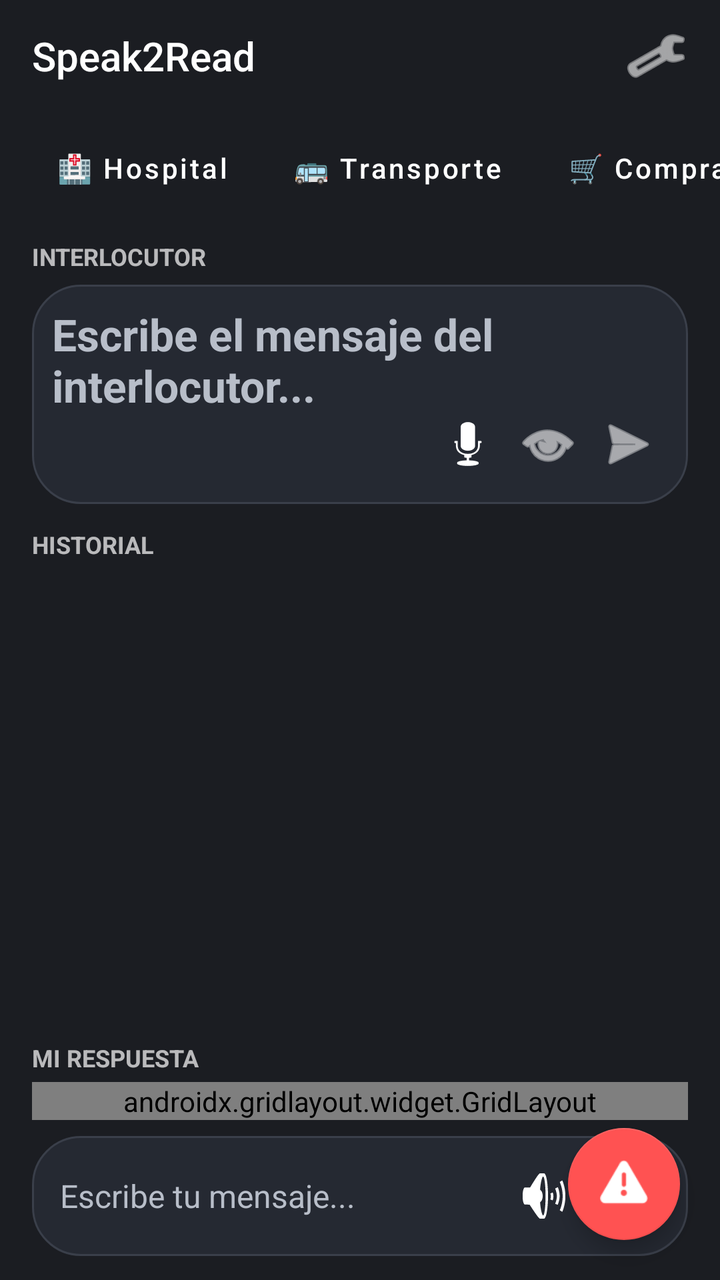
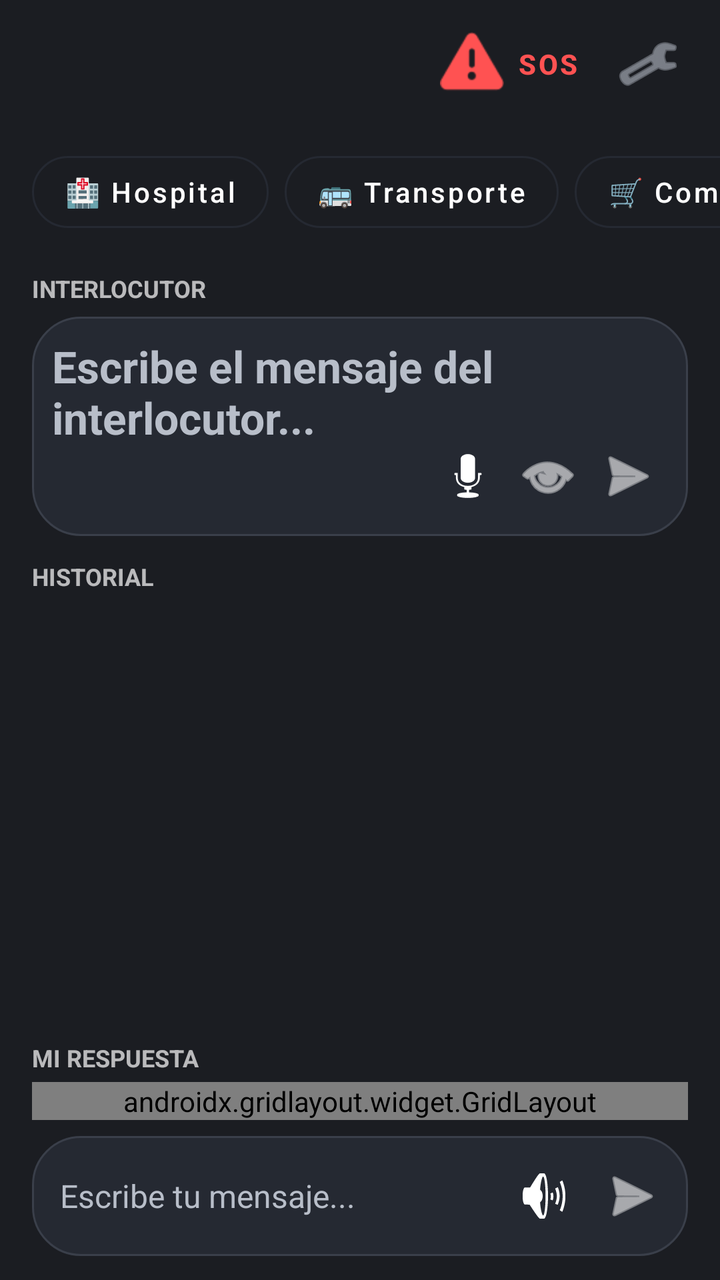

Before-and-after screenshots of an Android layout around one commit, followed by the original layout XML and the change that was made.
<!-- AndroidManifest.xml: activity theme Theme.Speak2Read -->
<!-- res/layout/activity_home.xml -->
<?xml version="1.0" encoding="utf-8"?>
<FrameLayout
    xmlns:android="http://schemas.android.com/apk/res/android"
    xmlns:app="http://schemas.android.com/apk/res-auto"
    xmlns:tools="http://schemas.android.com/tools"
    android:layout_width="match_parent"
    android:layout_height="match_parent"
    android:fitsSystemWindows="true"
    android:background="@color/s2r_background">

    <LinearLayout
        android:layout_width="match_parent"
        android:layout_height="match_parent"
        android:orientation="vertical">

        <Toolbar
            android:id="@+id/toolbar"
            android:layout_width="match_parent"
            android:layout_height="?attr/actionBarSize"
            android:background="@color/s2r_background"
            android:contentInsetStart="16dp"
            android:contentInsetEnd="12dp"
            android:title="@string/home_title"
            android:titleTextColor="@color/s2r_text_primary">

            <ImageButton
                android:id="@+id/btnSettings"
                android:layout_width="40dp"
                android:layout_height="40dp"
                android:layout_gravity="end|center_vertical"
                android:background="?attr/selectableItemBackgroundBorderless"
                android:contentDescription="@string/settings"
                android:padding="8dp"
                android:src="@android:drawable/ic_menu_manage"
                app:tint="@color/s2r_text_primary" />
        </Toolbar>

        
        <HorizontalScrollView
            android:layout_width="match_parent"
            android:layout_height="wrap_content"
            android:scrollbars="none"
            android:paddingVertical="4dp">

            <LinearLayout
                android:layout_width="wrap_content"
                android:layout_height="wrap_content"
                android:orientation="horizontal"
                android:paddingHorizontal="12dp">

                <com.google.android.material.button.MaterialButton
                    android:id="@+id/btnHospital"
                    style="@style/Widget.MaterialComponents.Button.TextButton"
                    android:layout_width="wrap_content"
                    android:layout_height="48dp"
                    android:text="🏥 Hospital"
                    android:textAllCaps="false"
                    android:textColor="@color/s2r_text_primary"
                    android:paddingHorizontal="16dp"
                    app:rippleColor="#33FFFFFF"/>

                <com.google.android.material.button.MaterialButton
                    android:id="@+id/btnTransporte"
                    style="@style/Widget.MaterialComponents.Button.TextButton"
                    android:layout_width="wrap_content"
                    android:layout_height="48dp"
                    android:text="🚌 Transporte"
                    android:textAllCaps="false"
                    android:textColor="@color/s2r_text_primary"
                    android:paddingHorizontal="16dp"
                    app:rippleColor="#33FFFFFF"/>

                <com.google.android.material.button.MaterialButton
                    android:id="@+id/btnCompras"
                    style="@style/Widget.MaterialComponents.Button.TextButton"
                    android:layout_width="wrap_content"
                    android:layout_height="48dp"
                    android:text="🛒 Compras"
                    android:textAllCaps="false"
                    android:textColor="@color/s2r_text_primary"
                    android:paddingHorizontal="16dp"
                    app:rippleColor="#33FFFFFF"/>

                <com.google.android.material.button.MaterialButton
                    android:id="@+id/btnEmergencia"
                    style="@style/Widget.MaterialComponents.Button.TextButton"
                    android:layout_width="wrap_content"
                    android:layout_height="48dp"
                    android:text="🚨 Emergencia"
                    android:textAllCaps="false"
                    android:textColor="@color/s2r_text_primary"
                    android:paddingHorizontal="16dp"
                    app:rippleColor="#33FFFFFF"/>

                <com.google.android.material.button.MaterialButton
                    android:id="@+id/btnPersonalizado"
                    style="@style/Widget.MaterialComponents.Button.TextButton"
                    android:layout_width="wrap_content"
                    android:layout_height="48dp"
                    android:text="⭐ Personalizado"
                    android:textAllCaps="false"
                    android:textColor="@color/s2r_text_primary"
                    android:paddingHorizontal="16dp"
                    app:rippleColor="#33FFFFFF"/>

            </LinearLayout>
        </HorizontalScrollView>

        
        <LinearLayout
            android:id="@+id/transcriptionContainer"
            android:layout_width="match_parent"
            android:layout_height="140dp"
            android:orientation="vertical"
            android:paddingHorizontal="16dp"
            android:paddingTop="8dp">

            <TextView
                android:layout_width="wrap_content"
                android:layout_height="wrap_content"
                android:text="@string/label_interlocutor"
                android:textColor="@color/s2r_text_primary"
                android:textStyle="bold"
                android:textSize="12sp"
                android:textAllCaps="true"
                android:alpha="0.7"/>

            <FrameLayout
                android:layout_width="match_parent"
                android:layout_height="match_parent"
                android:layout_marginTop="6dp"
                android:background="@drawable/bg_input_container"
                android:padding="10dp">

                <EditText
                    android:id="@+id/etTranscription"
                    android:layout_width="match_parent"
                    android:layout_height="match_parent"
                    android:background="@android:color/transparent"
                    android:hint="@string/interlocutor_hint"
                    android:importantForAutofill="no"
                    android:inputType="textMultiLine"
                    android:gravity="top"
                    android:textColor="@color/s2r_text_primary"
                    android:textColorHint="@color/s2r_text_secondary"
                    android:textSize="22sp"
                    android:textStyle="bold" />

                <LinearLayout
                    android:layout_width="wrap_content"
                    android:layout_height="wrap_content"
                    android:layout_gravity="bottom|end"
                    android:orientation="horizontal">

                    <ImageButton
                        android:id="@+id/btnMicTranscription"
                        android:layout_width="40dp"
                        android:layout_height="40dp"
                        android:background="?android:attr/selectableItemBackgroundBorderless"
                        android:contentDescription="@string/microfono"
                        android:src="@android:drawable/ic_btn_speak_now"
                        app:tint="@color/s2r_text_primary" />

                    <ImageButton
                        android:id="@+id/btnFullscreenTranscription"
                        android:layout_width="40dp"
                        android:layout_height="40dp"
                        android:background="?android:attr/selectableItemBackgroundBorderless"
                        android:contentDescription="@string/fullscreen_transcription"
                        android:src="@android:drawable/ic_menu_view"
                        app:tint="@color/s2r_text_primary" />

                    <ImageButton
                        android:id="@+id/btnSendTranscription"
                        android:layout_width="40dp"
                        android:layout_height="40dp"
                        android:background="?android:attr/selectableItemBackgroundBorderless"
                        android:contentDescription="@string/send_message"
                        android:src="@android:drawable/ic_menu_send"
                        app:tint="@color/s2r_text_primary" />
                </LinearLayout>
            </FrameLayout>
        </LinearLayout>

        
        <LinearLayout
            android:layout_width="match_parent"
            android:layout_height="0dp"
            android:layout_weight="1"
            android:orientation="vertical"
            android:paddingHorizontal="16dp"
            android:paddingTop="12dp">

            <TextView
                android:layout_width="wrap_content"
                android:layout_height="wrap_content"
                android:text="@string/label_historial"
                android:textColor="@color/s2r_text_primary"
                android:textStyle="bold"
                android:textSize="12sp"
                android:textAllCaps="true"
                android:alpha="0.7"/>

            <androidx.recyclerview.widget.RecyclerView
                android:id="@+id/recyclerChat"
                android:layout_width="match_parent"
                android:layout_height="match_parent"
                android:clipToPadding="false"
                android:paddingVertical="8dp"
                tools:listitem="@android:layout/simple_list_item_1" />
        </LinearLayout>

        
        <LinearLayout
            android:id="@+id/bottomArea"
            android:layout_width="match_parent"
            android:layout_height="wrap_content"
            android:orientation="vertical"
            android:paddingHorizontal="16dp"
            android:paddingBottom="12dp"
            android:background="@color/s2r_background">

            <TextView
                android:layout_width="wrap_content"
                android:layout_height="wrap_content"
                android:text="@string/label_mi_respuesta"
                android:textColor="@color/s2r_text_primary"
                android:textStyle="bold"
                android:textSize="12sp"
                android:textAllCaps="true"
                android:alpha="0.7"/>

            <androidx.gridlayout.widget.GridLayout
                android:id="@+id/quickReplyGrid"
                android:layout_width="match_parent"
                android:layout_height="wrap_content"
                android:layout_marginTop="4dp"
                app:columnCount="2"
                app:alignmentMode="alignMargins">

                <com.google.android.material.card.MaterialCardView
                    android:id="@+id/qr_si"
                    android:layout_width="0dp"
                    android:layout_height="wrap_content"
                    app:layout_columnWeight="1"
                    android:layout_margin="4dp"
                    app:cardBackgroundColor="@color/s2r_surface"
                    app:cardCornerRadius="12dp"
                    app:strokeColor="@color/s2r_accent"
                    app:strokeWidth="1dp">
                    <TextView
                        android:id="@+id/tvQr1"
                        android:layout_width="match_parent"
                        android:layout_height="wrap_content"
                        android:padding="12dp"
                        android:text="Sí"
                        android:textColor="@color/s2r_text_primary"
                        android:textSize="14sp"
                        android:gravity="center" />
                </com.google.android.material.card.MaterialCardView>

                <com.google.android.material.card.MaterialCardView
                    android:id="@+id/qr_no"
                    android:layout_width="0dp"
                    android:layout_height="wrap_content"
                    app:layout_columnWeight="1"
                    android:layout_margin="4dp"
                    app:cardBackgroundColor="@color/s2r_surface"
                    app:cardCornerRadius="12dp"
                    app:strokeColor="@color/s2r_accent"
                    app:strokeWidth="1dp">
                    <TextView
                        android:id="@+id/tvQr2"
                        android:layout_width="match_parent"
                        android:layout_height="wrap_content"
                        android:padding="12dp"
                        android:text="No"
                        android:textColor="@color/s2r_text_primary"
                        android:textSize="14sp"
                        android:gravity="center" />
                </com.google.android.material.card.MaterialCardView>

                <com.google.android.material.card.MaterialCardView
                    android:id="@+id/qr_repite"
                    android:layout_width="0dp"
                    android:layout_height="wrap_content"
                    app:layout_columnWeight="1"
                    android:layout_margin="4dp"
                    app:cardBackgroundColor="@color/s2r_surface"
                    app:cardCornerRadius="12dp"
                    app:strokeColor="@color/s2r_accent"
                    app:strokeWidth="1dp">
                    <TextView
                        android:id="@+id/tvQr3"
                        android:layout_width="match_parent"
                        android:layout_height="wrap_content"
                        android:padding="12dp"
                        android:text="Repite"
                        android:textColor="@color/s2r_text_primary"
                        android:textSize="14sp"
                        android:gravity="center" />
                </com.google.android.material.card.MaterialCardView>

                <com.google.android.material.card.MaterialCardView
                    android:id="@+id/qr_ayuda"
                    android:layout_width="0dp"
                    android:layout_height="wrap_content"
                    app:layout_columnWeight="1"
                    android:layout_margin="4dp"
                    app:cardBackgroundColor="@color/s2r_surface"
                    app:cardCornerRadius="12dp"
                    app:strokeColor="@color/s2r_accent"
                    app:strokeWidth="1dp">
                    <TextView
                        android:id="@+id/tvQr4"
                        android:layout_width="match_parent"
                        android:layout_height="wrap_content"
                        android:padding="12dp"
                        android:text="Ayuda"
                        android:textColor="@color/s2r_text_primary"
                        android:textSize="14sp"
                        android:gravity="center" />
                </com.google.android.material.card.MaterialCardView>
            </androidx.gridlayout.widget.GridLayout>

            <LinearLayout
                android:id="@+id/inputArea"
                android:layout_width="match_parent"
                android:layout_height="wrap_content"
                android:layout_marginTop="8dp"
                android:background="@drawable/bg_input_container"
                android:gravity="center_vertical"
                android:orientation="horizontal"
                android:padding="6dp">

                <EditText
                    android:id="@+id/etMessage"
                    android:layout_width="0dp"
                    android:layout_height="wrap_content"
                    android:layout_weight="1"
                    android:background="@android:color/transparent"
                    android:hint="@string/user_message_hint"
                    android:importantForAutofill="no"
                    android:inputType="textMultiLine"
                    android:maxLines="3"
                    android:minHeight="48dp"
                    android:paddingHorizontal="8dp"
                    android:textColor="@color/s2r_text_primary"
                    android:textColorHint="@color/s2r_text_secondary"
                    android:textSize="16sp" />

                <ImageButton
                    android:id="@+id/btnSpeaker"
                    android:layout_width="44dp"
                    android:layout_height="44dp"
                    android:background="?attr/selectableItemBackgroundBorderless"
                    android:contentDescription="@string/altavoz"
                    android:padding="8dp"
                    android:src="@android:drawable/ic_lock_silent_mode_off"
                    app:tint="@color/s2r_text_primary" />

                <ImageButton
                    android:id="@+id/btnSendMessage"
                    android:layout_width="44dp"
                    android:layout_height="44dp"
                    android:background="?attr/selectableItemBackgroundBorderless"
                    android:contentDescription="@string/send_message"
                    android:padding="8dp"
                    android:src="@android:drawable/ic_menu_send"
                    app:tint="@color/s2r_text_primary" />
            </LinearLayout>
        </LinearLayout>
    </LinearLayout>

    
    <com.google.android.material.floatingactionbutton.FloatingActionButton
        android:id="@+id/fabEmergencyHelp"
        android:layout_width="wrap_content"
        android:layout_height="wrap_content"
        android:layout_gravity="bottom|end"
        android:layout_margin="20dp"
        android:contentDescription="@string/fab_ayuda"
        app:backgroundTint="@color/s2r_alert"
        app:srcCompat="@android:drawable/ic_dialog_alert"
        app:tint="@android:color/white" />

    
    <LinearLayout
        android:id="@+id/emergencyOverlay"
        android:layout_width="match_parent"
        android:layout_height="match_parent"
        android:background="#CCFF0000"
        android:gravity="center"
        android:orientation="vertical"
        android:visibility="gone">

        <ImageView
            android:id="@+id/imgWarning"
            android:layout_width="120dp"
            android:layout_height="120dp"
            android:contentDescription="@string/emergency_detected"
            android:src="@android:drawable/stat_sys_warning"
            android:tint="@android:color/white" />

        <TextView
            android:layout_width="wrap_content"
            android:layout_height="wrap_content"
            android:layout_marginTop="24dp"
            android:text="@string/emergency_detected"
            android:textColor="@android:color/white"
            android:textSize="24sp"
            android:textStyle="bold" />

        <Button
            android:id="@+id/btnAcknowledge"
            android:layout_width="wrap_content"
            android:layout_height="wrap_content"
            android:layout_marginTop="32dp"
            android:text="@string/dialog_accept" />
    </LinearLayout>

</FrameLayout>
<!-- resources referenced by this layout -->
<resources>
  <color name="s2r_accent">#7CB4FF</color>
  <color name="s2r_alert">#FF5252</color>
  <color name="s2r_background">#1B1D22</color>
  <color name="s2r_surface">#252932</color>
  <color name="s2r_text_primary">#FFFFFF</color>
  <color name="s2r_text_secondary">#B8BEC9</color>
  <!-- drawable bg_input_container (drawable) -->
  <?xml version="1.0" encoding="utf-8"?>
  <shape xmlns:android="http://schemas.android.com/apk/res/android">
      <solid android:color="@color/s2r_surface"/>
      <corners android:radius="24dp"/>
      <stroke
          android:width="1dp"
          android:color="#3A3F4A"/>
  </shape>
  <string name="altavoz">Altavoz</string>
  <string name="dialog_accept">Aceptar</string>
  <string name="emergency_detected">EMERGENCIA DETECTADA</string>
  <string name="fab_ayuda">🚨 AYUDA</string>
  <string name="fullscreen_transcription">Pantalla completa</string>
  <string name="home_title">Speak2Read</string>
  <string name="interlocutor_hint">Escribe el mensaje del interlocutor...</string>
  <string name="label_historial">HISTORIAL</string>
  <string name="label_interlocutor">INTERLOCUTOR</string>
  <string name="label_mi_respuesta">MI RESPUESTA</string>
  <string name="microfono">Microfono</string>
  <string name="send_message">Enviar</string>
  <string name="settings">Configuracion</string>
  <string name="user_message_hint">Escribe tu mensaje...</string>
  <style name="Theme.Speak2Read" parent="Theme.MaterialComponents.DayNight.NoActionBar">
          <item name="colorPrimary">@color/s2r_bubble_usuario</item>
          <item name="colorPrimaryVariant">@color/s2r_bubble_usuario</item>
          <item name="colorOnPrimary">@color/white</item>
          <item name="android:windowBackground">@color/s2r_background</item>
          <item name="android:colorBackground">@color/s2r_background</item>
          <item name="android:textColorPrimary">@color/s2r_text_primary</item>
          <item name="android:textColor">@color/s2r_text_primary</item>
      </style>
  <color name="s2r_bubble_usuario">#4F8CFF</color>
  <color name="white">#FFFFFFFF</color>
</resources>

<!-- the commit's change to res/layout/activity_home.xml (unified diff, before → after) -->
@@ -16,92 +16,115 @@
         <Toolbar
             android:id="@+id/toolbar"
             android:layout_width="match_parent"
-            android:layout_height="?attr/actionBarSize"
+            android:layout_height="64dp"
             android:background="@color/s2r_background"
             android:contentInsetStart="16dp"
             android:contentInsetEnd="12dp"
-            android:title="@string/home_title"
-            android:titleTextColor="@color/s2r_text_primary">
-
-            <ImageButton
-                android:id="@+id/btnSettings"
-                android:layout_width="40dp"
-                android:layout_height="40dp"
-                android:layout_gravity="end|center_vertical"
-                android:background="?attr/selectableItemBackgroundBorderless"
-                android:contentDescription="@string/settings"
-                android:padding="8dp"
-                android:src="@android:drawable/ic_menu_manage"
-                app:tint="@color/s2r_text_primary" />
+            app:title="@string/home_title"
+            app:titleTextColor="@color/s2r_text_primary">
+
+            <LinearLayout
+                android:layout_width="wrap_content"
+                android:layout_height="match_parent"
+                android:layout_gravity="end"
+                android:gravity="center_vertical"
+                android:orientation="horizontal">
+
+                <com.google.android.material.button.MaterialButton
+                    android:id="@+id/btnSosHeader"
+                    style="@style/Widget.MaterialComponents.Button.TextButton"
+                    android:layout_width="wrap_content"
+                    android:layout_height="wrap_content"
+                    android:text="SOS"
+                    android:textColor="@color/s2r_alert"
+                    android:textStyle="bold"
+                    app:icon="@android:drawable/ic_dialog_alert"
+                    app:iconTint="@color/s2r_alert"
+                    app:rippleColor="#20FF5252" />
+
+                <ImageButton
+                    android:id="@+id/btnSettings"
+                    android:layout_width="48dp"
+                    android:layout_height="48dp"
+                    android:background="?attr/selectableItemBackgroundBorderless"
+                    android:contentDescription="@string/settings"
+                    android:padding="12dp"
+                    android:src="@android:drawable/ic_menu_manage"
+                    app:tint="@color/s2r_text_secondary" />
+            </LinearLayout>
         </Toolbar>
 
-        
         <HorizontalScrollView
             android:layout_width="match_parent"
             android:layout_height="wrap_content"
             android:scrollbars="none"
-            android:paddingVertical="4dp">
+            android:paddingVertical="8dp"
+            android:background="@color/s2r_background">
 
             <LinearLayout
                 android:layout_width="wrap_content"
                 android:layout_height="wrap_content"
                 android:orientation="horizontal"
-                android:paddingHorizontal="12dp">
+                android:paddingHorizontal="16dp">
 
                 <com.google.android.material.button.MaterialButton
                     android:id="@+id/btnHospital"
-                    style="@style/Widget.MaterialComponents.Button.TextButton"
+                    style="@style/Widget.MaterialComponents.Button.OutlinedButton"
                     android:layout_width="wrap_content"
                     android:layout_height="48dp"
                     android:text="🏥 Hospital"
                     android:textAllCaps="false"
                     android:textColor="@color/s2r_text_primary"
-                    android:paddingHorizontal="16dp"
-                    app:rippleColor="#33FFFFFF"/>
+                    app:strokeColor="@color/s2r_surface"
+                    android:layout_marginEnd="8dp"
+                    app:cornerRadius="24dp"/>
 
                 <com.google.android.material.button.MaterialButton
                     android:id="@+id/btnTransporte"
-                    style="@style/Widget.MaterialComponents.Button.TextButton"
+                    style="@style/Widget.MaterialComponents.Button.OutlinedButton"
                     android:layout_width="wrap_content"
                     android:layout_height="48dp"
                     android:text="🚌 Transporte"
                     android:textAllCaps="false"
                     android:textColor="@color/s2r_text_primary"
-                    android:paddingHorizontal="16dp"
-                    app:rippleColor="#33FFFFFF"/>
+                    app:strokeColor="@color/s2r_surface"
+                    android:layout_marginEnd="8dp"
+                    app:cornerRadius="24dp"/>
 
                 <com.google.android.material.button.MaterialButton
                     android:id="@+id/btnCompras"
-                    style="@style/Widget.MaterialComponents.Button.TextButton"
+                    style="@style/Widget.MaterialComponents.Button.OutlinedButton"
                     android:layout_width="wrap_content"
                     android:layout_height="48dp"
                     android:text="🛒 Compras"
                     android:textAllCaps="false"
                     android:textColor="@color/s2r_text_primary"
-                    android:paddingHorizontal="16dp"
-                    app:rippleColor="#33FFFFFF"/>
+                    app:strokeColor="@color/s2r_surface"
+                    android:layout_marginEnd="8dp"
+                    app:cornerRadius="24dp"/>
 
                 <com.google.android.material.button.MaterialButton
                     android:id="@+id/btnEmergencia"
-                    style="@style/Widget.MaterialComponents.Button.TextButton"
+                    style="@style/Widget.MaterialComponents.Button.OutlinedButton"
                     android:layout_width="wrap_content"
                     android:layout_height="48dp"
                     android:text="🚨 Emergencia"
                     android:textAllCaps="false"
                     android:textColor="@color/s2r_text_primary"
-                    android:paddingHorizontal="16dp"
-                    app:rippleColor="#33FFFFFF"/>
+                    app:strokeColor="@color/s2r_surface"
+                    android:layout_marginEnd="8dp"
+                    app:cornerRadius="24dp"/>
 
                 <com.google.android.material.button.MaterialButton
                     android:id="@+id/btnPersonalizado"
-                    style="@style/Widget.MaterialComponents.Button.TextButton"
+                    style="@style/Widget.MaterialComponents.Button.OutlinedButton"
                     android:layout_width="wrap_content"
                     android:layout_height="48dp"
                     android:text="⭐ Personalizado"
                     android:textAllCaps="false"
                     android:textColor="@color/s2r_text_primary"
-                    android:paddingHorizontal="16dp"
-                    app:rippleColor="#33FFFFFF"/>
+                    app:strokeColor="@color/s2r_surface"
+                    app:cornerRadius="24dp"/>
 
             </LinearLayout>
         </HorizontalScrollView>
@@ -373,18 +396,6 @@
     </LinearLayout>
 
     
-    <com.google.android.material.floatingactionbutton.FloatingActionButton
-        android:id="@+id/fabEmergencyHelp"
-        android:layout_width="wrap_content"
-        android:layout_height="wrap_content"
-        android:layout_gravity="bottom|end"
-        android:layout_margin="20dp"
-        android:contentDescription="@string/fab_ayuda"
-        app:backgroundTint="@color/s2r_alert"
-        app:srcCompat="@android:drawable/ic_dialog_alert"
-        app:tint="@android:color/white" />
-
-    
     <LinearLayout
         android:id="@+id/emergencyOverlay"
         android:layout_width="match_parent"
<!-- resource entries referenced after the edit -->
@@ -18,7 +18,6 @@
   <string name="altavoz">Altavoz</string>
   <string name="dialog_accept">Aceptar</string>
   <string name="emergency_detected">EMERGENCIA DETECTADA</string>
-  <string name="fab_ayuda">🚨 AYUDA</string>
   <string name="fullscreen_transcription">Pantalla completa</string>
   <string name="home_title">Speak2Read</string>
   <string name="interlocutor_hint">Escribe el mensaje del interlocutor...</string>
